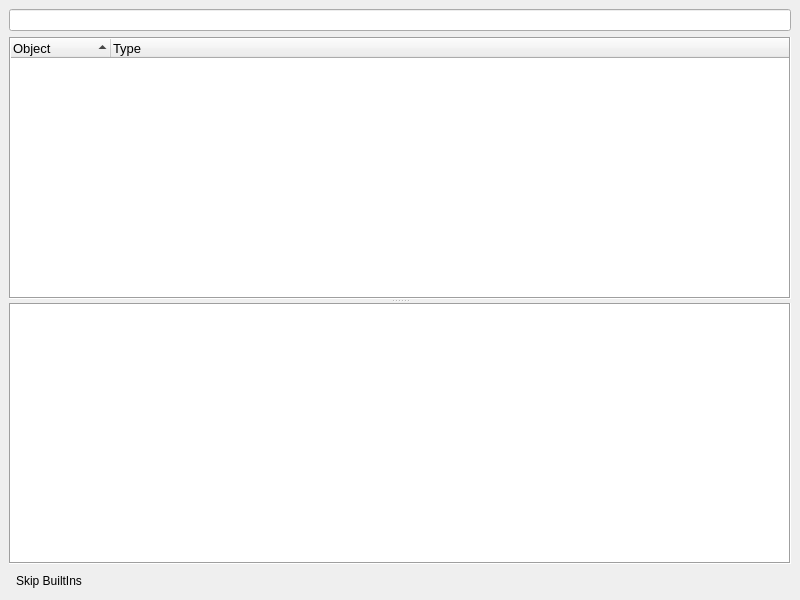
Above: guiApp/objBrowser.ui from kaymatrix/SachathyaScripts before the change. Below: the same form after it.
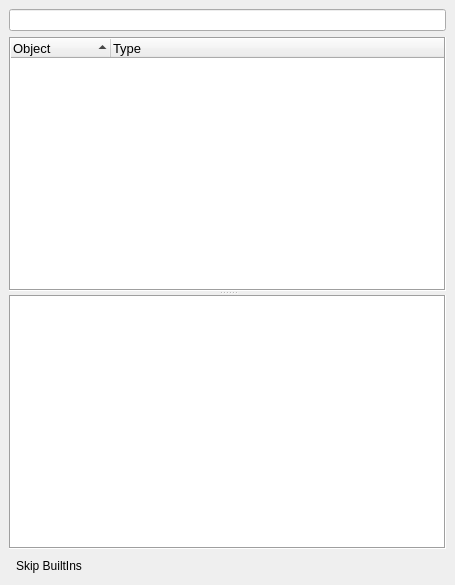
That is the form after the change.

Diff of the .ui file:
```diff
--- a/guiApp/objBrowser.ui
+++ b/guiApp/objBrowser.ui
@@ -6,8 +6,8 @@
    <rect>
     <x>0</x>
     <y>0</y>
-    <width>800</width>
-    <height>600</height>
+    <width>455</width>
+    <height>585</height>
    </rect>
   </property>
   <property name="windowTitle">
```
